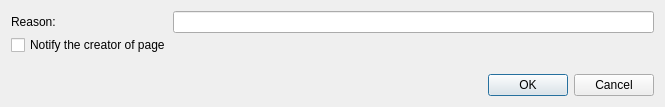
This is src/prodwn.ui in huggle/enwiki as Qt 5 draws it before an edit. The edited form follows.
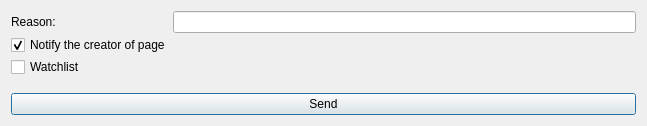
This is the edited form.

The edit to the form file:
```diff
--- a/src/prodwn.ui
+++ b/src/prodwn.ui
@@ -6,8 +6,8 @@
    <rect>
     <x>0</x>
     <y>0</y>
-    <width>665</width>
-    <height>107</height>
+    <width>647</width>
+    <height>126</height>
    </rect>
   </property>
   <property name="windowTitle">
@@ -40,17 +40,24 @@
        <property name="text">
         <string>Notify the creator of page</string>
        </property>
+       <property name="checked">
+        <bool>true</bool>
+       </property>
+      </widget>
+     </item>
+     <item row="2" column="0">
+      <widget class="QCheckBox" name="checkBox_2">
+       <property name="text">
+        <string>Watchlist</string>
+       </property>
       </widget>
      </item>
     </layout>
    </item>
    <item>
-    <widget class="QDialogButtonBox" name="buttonBox">
-     <property name="orientation">
-      <enum>Qt::Horizontal</enum>
-     </property>
-     <property name="standardButtons">
-      <set>QDialogButtonBox::Cancel|QDialogButtonBox::Ok</set>
+    <widget class="QPushButton" name="pushButton">
+     <property name="text">
+      <string>Send</string>
      </property>
     </widget>
    </item>
```
Left out of the diff: 35 changed lines with no effect on the pictures.
